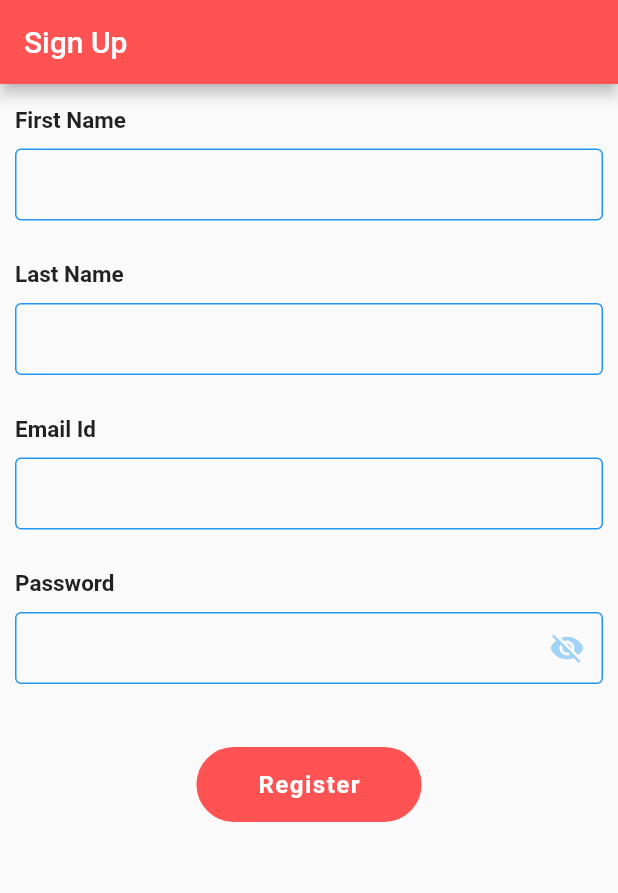
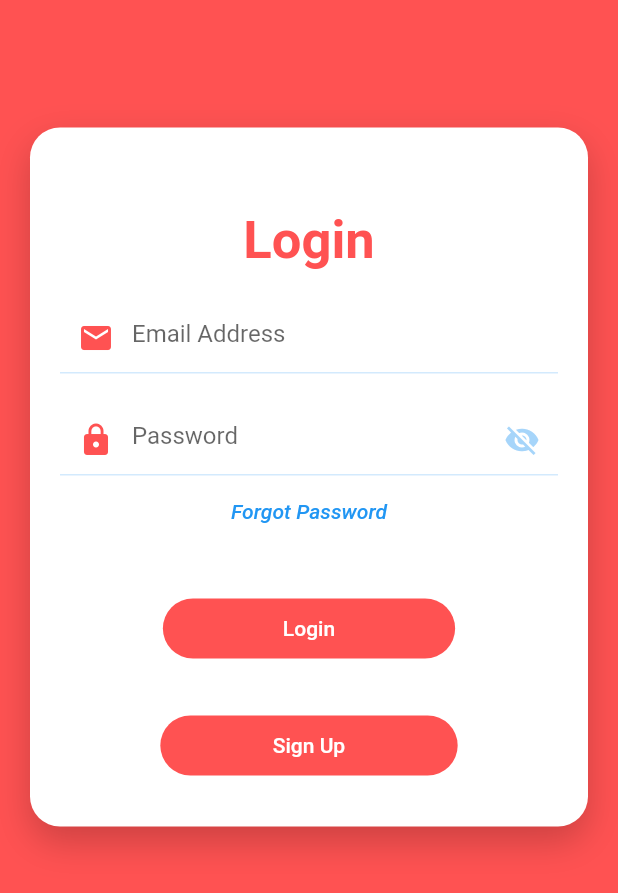
Before and after one commit to Saif19196/flutter-grocery-app, a Flutter app: the screen it shows after launch, on a phone screen of 412 x 824 dp. Shown: the top 893 px of the screen. Run offline on Flutter 3.47's test engine with Material 2 defaults, Android fonts, the phone set to English and light mode, and no system bars; our stand-ins replace dio.

Commit message:
grocery app

```diff
--- a/lib/config.dart
+++ b/lib/config.dart
@@ -3,4 +3,5 @@ class Config{
   static String sceret="cs_edc35911431856807030730e977dab82c6cbcb35";
   static String url ="https://azadessentials.com/wp-json/wc/v3/";
   static String customerUrl ="customers";
+  static String tokenUrl = "https://azadessentials.com/wp-json/jwt-auth/v1/token";
 }
--- a/lib/main.dart
+++ b/lib/main.dart
@@ -1,9 +1,10 @@
 // @dart=2.9
 import 'package:flutter/material.dart';
+import 'package:untitled1/pages/login_page.dart';
 import 'package:untitled1/pages/signup_page.dart';
 
 void main() {
-  runApp(SignupPage());
+  runApp(MaterialApp(home: MyApp()));
 }
 
 class MyApp extends StatelessWidget {
@@ -11,7 +12,7 @@ class MyApp extends StatelessWidget {
   @override
   Widget build(BuildContext context) {
     return MaterialApp(
-      title: 'Sign Up',
+      title: 'Sign In',
       theme: ThemeData(
         // This is the theme of your application.
         //
@@ -24,7 +25,7 @@ class MyApp extends StatelessWidget {
         // is not restarted.
         primarySwatch: Colors.blue,
       ),
-      home: SignupPage(),
+      home: LoginPage(),
     );
   }
 }
--- /dev/null
+++ b/lib/pages/login_page.dart
@@ -0,0 +1,183 @@
+import 'package:flutter/material.dart';
+import 'package:untitled1/pages/signup_page.dart';
+import 'package:untitled1/utils/ProgressHUD.dart';
+import 'package:untitled1/api_service.dart';
+import 'package:untitled1/utils/form_helper.dart';
+
+class LoginPage extends StatefulWidget{
+  @override
+  _LoginPageState createState() => _LoginPageState();
+
+}
+class _LoginPageState extends State<LoginPage>
+{
+  bool hidePassword =true;
+  bool isApiCallProcess =false;
+  final GlobalKey<FormState> _globalKey = GlobalKey<FormState>();
+  final GlobalKey<FormState> _formKey = GlobalKey<FormState>();
+  String username = "";
+  String password = "";
+  late APIService apiService;
+
+  @override
+    void initState(){
+    apiService =new APIService();
+    super.initState();
+  }
+  @override
+  Widget build(BuildContext context){
+  return ProgressHUD(key: _globalKey,child: new Form (key: _formKey,child: _uiSetup(context)), inAsyncCall: isApiCallProcess,opacity: 0.3,);
+  }
+
+  _uiSetup(BuildContext context) {
+    return MaterialApp(
+        title:'Azad Essential',
+        home: Scaffold(
+      backgroundColor: Colors.redAccent,
+      body: SingleChildScrollView(
+        child: Column(
+          children: <Widget>[
+            Stack(
+              children: <Widget>[
+                Container(
+                  width: double.infinity,
+                  padding: EdgeInsets.symmetric(vertical: 30, horizontal: 20),
+                  margin: EdgeInsets.symmetric(vertical: 85, horizontal: 20),
+                  decoration: BoxDecoration(
+                    borderRadius: BorderRadius.circular(20),
+                    color: Colors.white,
+                    boxShadow: [
+                      BoxShadow(
+                        color: Theme.of(context).hintColor.withOpacity(0.2),
+                        offset: Offset(0,10),
+                        blurRadius: 20
+                      )
+                    ],
+                  ),
+                  child: Form(
+                    child: Column(
+                      children:<Widget> [
+                        SizedBox(height: 25),
+                        Text("Login",style: TextStyle(color: Colors.redAccent,fontSize: 35,fontWeight: FontWeight.bold ),
+                        ),
+                        SizedBox(height: 20),
+                        new TextFormField(
+                          keyboardType: TextInputType.emailAddress,
+                          onSaved: (input) => username = input!,
+                          validator: (input) => !input!.contains('@')? "Email Id should be vaild" : null,
+                          decoration: new InputDecoration(
+                            hintText: "Email Address",
+                            enabledBorder: UnderlineInputBorder(
+                              borderSide: BorderSide(
+                                color: Theme.of(context).accentColor.withOpacity(0.2)
+                              )
+                            ),
+                            focusedBorder: UnderlineInputBorder(
+                              borderSide: BorderSide(
+                                color: Theme.of(context).accentColor
+                              )
+                            ),
+                            prefixIcon: Icon(
+                              Icons.email,
+                              color: Colors.redAccent,
+                            ),
+                          ),
+                        ),
+                        SizedBox(height: 20),
+                        new TextFormField(
+                          style: TextStyle(color: Theme.of(context).accentColor),
+                          keyboardType: TextInputType.text,
+                          onSaved: (input) => username = input!,
+                          validator: (input) => input!.length < 3? "Password should be more than 3 character" : null,
+                          obscureText: hidePassword,
+                          decoration: new InputDecoration(
+                            hintText: "Password",
+                            enabledBorder: UnderlineInputBorder(
+                                borderSide: BorderSide(
+                                    color: Theme.of(context).accentColor.withOpacity(0.2)
+                                )
+                            ),
+                            focusedBorder: UnderlineInputBorder(
+                                borderSide: BorderSide(
+                                    color: Theme.of(context).accentColor
+                                )
+                            ),
+                            prefixIcon: Icon(
+                              Icons.lock,
+                              color: Colors.redAccent,
+                            ),
+                            suffixIcon: IconButton(
+                              onPressed: (){
+                                setState(() {
+                                  hidePassword = !hidePassword;
+                                });
+                              },
+                              color: Theme.of(context).accentColor.withOpacity(0.4),
+                              icon: Icon(
+                                hidePassword?Icons.visibility_off:
+                                    Icons.visibility
+                              ),
+                            )
+                          ),
+                        ),
+                        FlatButton(
+                          onPressed: () => Icons.message,
+                          child:Text("Forgot Password",style: TextStyle(color: Colors.blue,fontStyle: FontStyle.italic)
+                          ),
+                        ),
+                        SizedBox(height: 30),
+                        FlatButton(
+                          padding: EdgeInsets.symmetric(
+                            vertical: 12, horizontal: 80
+                          ),
+                          onPressed: (){
+                            if(validateAndSave()){
+                              setState(() {
+                                isApiCallProcess = true;
+                              });
+                              apiService.loginCustomer(username,password).then((ret) => {
+                                if(ret != null){
+                                  FormHelper.showMessage(context,"Azad Essentials", "Login Successful","Ok",(){},)
+                                }
+                                else{
+                                  FormHelper.showMessage(context,"Azad Essentials","Invalid Login","Ok",(){},)
+                                }
+                              });
+                            }
+                          }, child: Text("Login", style: TextStyle(color: Colors.white),
+                        ),
+                          color: Colors.redAccent,
+                          shape: StadiumBorder(),
+                        ),
+                        SizedBox(height: 30),
+                        FlatButton(
+                          padding: EdgeInsets.symmetric(
+                              vertical: 12, horizontal: 75
+                          ),
+                          onPressed: () => Icons.message,
+                            child:Text("Sign Up",style: TextStyle(color: Colors.white),
+                            ),
+                        color: Colors.redAccent,
+                          shape: StadiumBorder(),
+                        ),
+                      ],
+                    ),
+                  ),
+                ),
+              ],
+            ),
+          ],
+        ),
+      ),
+    )
+    );
+  }
+  bool validateAndSave() {
+    final form = _formKey.currentState;
+    if (form!.validate()) {
+      form.save();
+      return true;
+    }
+    return false;
+  }
+}
--- a/lib/pages/signup_page.dart
+++ b/lib/pages/signup_page.dart
@@ -13,7 +13,8 @@ class SignupPage extends StatefulWidget {
 class _SignupPageState extends State<SignupPage> {
   late APIService apiService;
   late CustomerModel model;
-  GlobalKey<FormState> globalKey = GlobalKey<FormState>();
+  final GlobalKey<FormState> _globalKey = GlobalKey<FormState>();
+  final GlobalKey<FormState> _formKey = GlobalKey<FormState>();
   bool hidePassword = true;
   bool isApiCallProcess = false;
 
@@ -36,9 +37,10 @@ class _SignupPageState extends State<SignupPage> {
         title: Text("Sign Up"),
       ),
       body: ProgressHUD(
-        key: globalKey,
+        key: _globalKey,
         child: new Form(
           child: _formUI(),
+          key: _formKey,
         ),
         inAsyncCall: isApiCallProcess,
       ),
@@ -161,11 +163,11 @@ class _SignupPageState extends State<SignupPage> {
 
 
   bool validateAndSave() {
-    final form = globalKey.currentState;
-    if (form.validate()) {
-      form.save();
-      return true;
-    }
+    final form = _formKey.currentState;
+      if (form!.validate()) {
+        form.save();
+        return true;
+      }
     return false;
   }
 }
```
Also changed, not shown: lib/api_service.dart (+26 -0 lines), lib/models/login_model.dart (added, +78 -0 lines).
